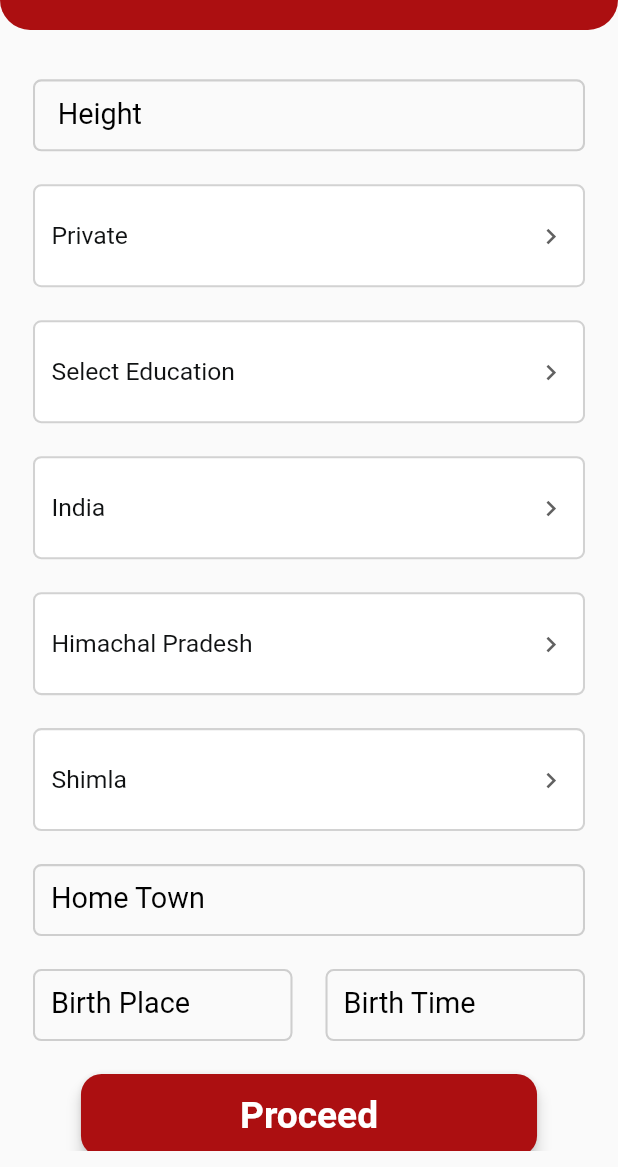
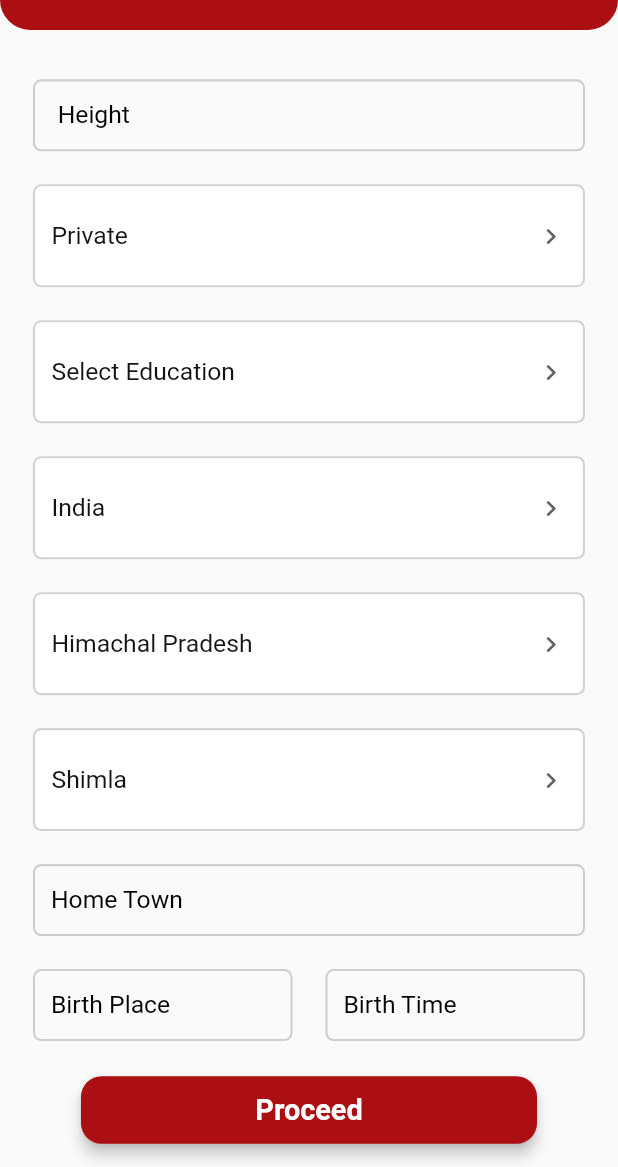
Before and after one commit to himachalirishta/himachali_rishta_mobile, a Flutter app: the SubmitInformationPage2 screen opened directly, after a tap on "Select Occupation Type", after a tap on "Private", on a phone screen of 412 x 824 dp, the part 69-1236 px from its top. Run offline on Flutter 3.47's test engine with Material 2 defaults, Android fonts, the phone set to English and light mode, and no system bars; our stand-ins replace carousel_slider, country_picker, firebase_auth, firebase_core, get, image_cropper and 4 more; accounts and stored records are empty; network calls fail; statements that could not run were skipped.

Commit message:
states by countryID, cities by state id.

```diff
--- a/lib/features/authentication/login/get_controller/submit_information_2_get_controller.dart
+++ b/lib/features/authentication/login/get_controller/submit_information_2_get_controller.dart
@@ -41,11 +41,17 @@ class SubmitInformation2GetController extends GetxController
   RxMap<int, RxList<String>> selectedOption = <int, RxList<String>>{}.obs;
   RxInt selectedOptionIndex = 0.obs;
 
+  List<CountryModel> allCountries = [];
+  List<StateModel> allStates = [];
+
   @override
   void onInit() {
-    loadCountries();
-    loadStates();
-    loadCities();
+    loadCountries().then((value) {
+      loadStates().then((value) {
+        loadCities();
+      });
+    });
+
     animationController = AnimationController(
       vsync: this,
       duration: const Duration(milliseconds: 300),
@@ -69,11 +75,10 @@ class SubmitInformation2GetController extends GetxController
     http.StreamedResponse response = await request.send();
 
     if (response.statusCode == 200) {
-      print("Response received");
       List<CountryModel> countryModel =
           countryModelFromJson(await response.stream.bytesToString());
       countryModel.remove((value) => countryModel.indexOf(value) >= 50);
-      print("Length: ${countryModel.length}");
+
       country.value = countryModel.map((e) => e.name ?? '').toList();
       selectedCountry.value = country.first;
     } else {
@@ -91,29 +96,32 @@ class SubmitInformation2GetController extends GetxController
       List<StateModel> stateModel =
           stateModelFromJson(await response.stream.bytesToString());
 
-      stateModel.remove((value) => stateModel.indexOf(value) >= 50);
+      state.clear();
 
       state.value = stateModel.map((e) => e.name ?? '').toList();
       selectedState.value = state.first;
     } else {
-      print(response.reasonPhrase);
+      throw response.reasonPhrase.toString();
     }
   }
 
   Future<void> loadCities() async {
+    int indexWhere = allStates.indexWhere(
+        (element) => element.name == selectedState.value.toLowerCase());
     var request = http.Request(
-        'GET', Uri.parse('https://devmatri.rishtaguru.com/api/city'));
-
+        'GET',
+        Uri.parse(
+            'https://devmatri.rishtaguru.com/api/city?id=${allStates[indexWhere].id}}'));
     http.StreamedResponse response = await request.send();
 
     if (response.statusCode == 200) {
       List<CityModel> cityModel =
           cityModelFromJson(await response.stream.bytesToString());
-      cityModel.remove((value) => cityModel.indexOf(value) >= 50);
+      city.clear();
       city.value = cityModel.map((e) => e.name ?? '').toList();
       selectedCity.value = city.first;
     } else {
-      print(response.reasonPhrase);
+      throw response.reasonPhrase.toString();
     }
   }
 }
--- a/lib/features/authentication/login/ui/SubmitInformationPage2.dart
+++ b/lib/features/authentication/login/ui/SubmitInformationPage2.dart
@@ -115,12 +115,14 @@ class SubmitInformationPage2 extends StatelessWidget {
                                       case 3:
                                         getController.selectedCountry.value =
                                             getController.country[index];
+                                        getController.loadStates();
                                         getController.animationController
                                             .reverse();
                                         break;
                                       case 4:
                                         getController.selectedState.value =
                                             getController.state[index];
+                                        getController.loadCities();
                                         getController.animationController
                                             .reverse();
                                         break;
@@ -161,7 +163,7 @@ class SubmitInformationPage2 extends StatelessWidget {
         style: TextStyle(
           fontWeight: FontWeight.w500,
           fontStyle: FontStyle.normal,
-          fontSize: 14.sp.adjustedSp,
+          fontSize: 12.sp.adjustedSp,
           color: Color(0xff000000),
         ),
         decoration: InputDecoration(
@@ -184,7 +186,7 @@ class SubmitInformationPage2 extends StatelessWidget {
           labelStyle: TextStyle(
             fontWeight: FontWeight.w400,
             fontStyle: FontStyle.normal,
-            fontSize: 14.sp.adjustedSp,
+            fontSize: 12.sp.adjustedSp,
             color: Color(0xff000000),
           ),
           filled: false,
@@ -374,46 +376,6 @@ class SubmitInformationPage2 extends StatelessWidget {
               ],
             )),
       ),
-      /*TextFormField(
-        controller: getController.livingCityController,
-        obscureText: false,
-        textAlign: TextAlign.start,
-        maxLines: 1,
-        style: TextStyle(
-          fontWeight: FontWeight.w500,
-          fontStyle: FontStyle.normal,
-          fontSize: 14.sp.adjustedSp,
-          color: Color(0xff000000),
-        ),
-        decoration: InputDecoration(
-          disabledBorder: OutlineInputBorder(
-            borderRadius: BorderRadius.circular(4.0.sp.adjustedSp),
-            borderSide:
-                BorderSide(color: Color(0x55757575), width: 1.sp.adjustedSp),
-          ),
-          focusedBorder: OutlineInputBorder(
-            borderRadius: BorderRadius.circular(4.0.sp.adjustedSp),
-            borderSide:
-                BorderSide(color: Color(0x55757575), width: 1.sp.adjustedSp),
-          ),
-          enabledBorder: OutlineInputBorder(
-            borderRadius: BorderRadius.circular(4.0.sp.adjustedSp),
-            borderSide:
-                BorderSide(color: Color(0x55757575), width: 1.sp.adjustedSp),
-          ),
-          labelText: "Living City",
-          labelStyle: TextStyle(
-            fontWeight: FontWeight.w400,
-            fontStyle: FontStyle.normal,
-            fontSize: 14.sp.adjustedSp,
-            color: Color(0xff000000),
-          ),
-          filled: false,
-          fillColor: Color(0xfff2f2f3),
-          isDense: false,
-          contentPadding: EdgeInsets.fromLTRB(12, 8, 12, 8),
-        ),
-      ),*/
       SizedBox(
         height: 16.sp,
         width: 16.sp,
@@ -426,7 +388,7 @@ class SubmitInformationPage2 extends StatelessWidget {
         style: TextStyle(
           fontWeight: FontWeight.w500,
           fontStyle: FontStyle.normal,
-          fontSize: 14.sp.adjustedSp,
+          fontSize: 12.sp.adjustedSp,
           color: Color(0xff000000),
         ),
         decoration: InputDecoration(
@@ -449,7 +411,7 @@ class SubmitInformationPage2 extends StatelessWidget {
           labelStyle: TextStyle(
             fontWeight: FontWeight.w400,
             fontStyle: FontStyle.normal,
-            fontSize: 14.sp.adjustedSp,
+            fontSize: 12.sp.adjustedSp,
             color: Color(0xff000000),
           ),
           filled: false,
@@ -473,7 +435,7 @@ class SubmitInformationPage2 extends StatelessWidget {
               style: TextStyle(
                 fontWeight: FontWeight.w500,
                 fontStyle: FontStyle.normal,
-                fontSize: 14.sp.adjustedSp,
+                fontSize: 12.sp.adjustedSp,
                 color: Color(0xff000000),
               ),
               decoration: InputDecoration(
@@ -496,7 +458,7 @@ class SubmitInformationPage2 extends StatelessWidget {
                 labelStyle: TextStyle(
                   fontWeight: FontWeight.w400,
                   fontStyle: FontStyle.normal,
-                  fontSize: 14.sp.adjustedSp,
+                  fontSize: 12.sp.adjustedSp,
                   color: Color(0xff000000),
                 ),
                 filled: false,
@@ -529,7 +491,7 @@ class SubmitInformationPage2 extends StatelessWidget {
                 style: TextStyle(
                   fontWeight: FontWeight.w500,
                   fontStyle: FontStyle.normal,
-                  fontSize: 14.sp.adjustedSp,
+                  fontSize: 12.sp.adjustedSp,
                   color: Color(0xff000000),
                 ),
                 decoration: InputDecoration(
@@ -552,7 +514,7 @@ class SubmitInformationPage2 extends StatelessWidget {
                   labelStyle: TextStyle(
                     fontWeight: FontWeight.w400,
                     fontStyle: FontStyle.normal,
-                    fontSize: 14.sp.adjustedSp,
+                    fontSize: 12.sp.adjustedSp,
                     color: Color(0xff000000),
                   ),
                   filled: false,
@@ -583,12 +545,12 @@ class SubmitInformationPage2 extends StatelessWidget {
           padding: EdgeInsets.symmetric(
               horizontal: 16.sp.adjustedSp, vertical: 8.sp.adjustedSp),
           textColor: Color(0xff000000),
-          height: 40.sp.adjustedSp,
-          minWidth: 140.sp.adjustedSp,
+          height: 30.sp.adjustedSp,
+          minWidth: 130.sp.adjustedSp,
           child: Text(
             "Proceed",
             style: TextStyle(
-                fontSize: 18.sp.adjustedSp,
+                fontSize: 14.sp.adjustedSp,
                 fontWeight: FontWeight.bold,
                 fontStyle: FontStyle.normal,
                 color: AppColors.primaryTextColorDark),
```
